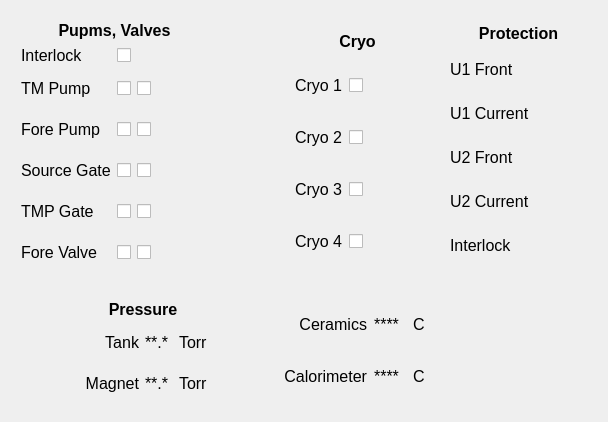
Old version of the form Pressure_UI.ui in the repository smertouh/1_MeV_UI_additional.
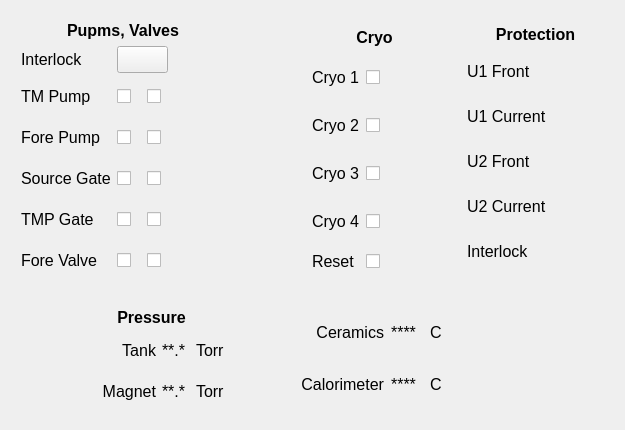
New version of the form. Icons and pictures are not drawn.

The edit to the form file:
```diff
--- a/Pressure_UI.ui
+++ b/Pressure_UI.ui
@@ -667,8 +667,8 @@
         </property>
        </widget>
       </item>
-      <item row="1" column="1">
-       <widget class="QCheckBox" name="checkBox_37">
+      <item row="1" column="1" colspan="2">
+       <widget class="QPushButton" name="pushButton_37">
         <property name="sizePolicy">
          <sizepolicy hsizetype="Maximum" vsizetype="Maximum">
           <horstretch>0</horstretch>
@@ -1073,6 +1073,32 @@
         </property>
        </widget>
       </item>
+      <item row="5" column="0">
+       <widget class="QLabel" name="label_113">
+        <property name="sizePolicy">
+         <sizepolicy hsizetype="Maximum" vsizetype="Maximum">
+          <horstretch>0</horstretch>
+          <verstretch>0</verstretch>
+         </sizepolicy>
+        </property>
+        <property name="text">
+         <string>Reset</string>
+        </property>
+       </widget>
+      </item>
+      <item row="5" column="1">
+       <widget class="QCheckBox" name="checkBox_38">
+        <property name="sizePolicy">
+         <sizepolicy hsizetype="Maximum" vsizetype="Maximum">
+          <horstretch>0</horstretch>
+          <verstretch>0</verstretch>
+         </sizepolicy>
+        </property>
+        <property name="text">
+         <string/>
+        </property>
+       </widget>
+      </item>
      </layout>
     </item>
     <item row="0" column="2">
@@ -1795,6 +1821,11 @@
           <verstretch>0</verstretch>
          </sizepolicy>
         </property>
+        <property name="font">
+         <font>
+          <pointsize>12</pointsize>
+         </font>
+        </property>
         <property name="text">
          <string>****</string>
         </property>
@@ -1811,6 +1842,11 @@
           <verstretch>0</verstretch>
          </sizepolicy>
         </property>
+        <property name="font">
+         <font>
+          <pointsize>12</pointsize>
+         </font>
+        </property>
         <property name="text">
          <string>****</string>
         </property>
```
